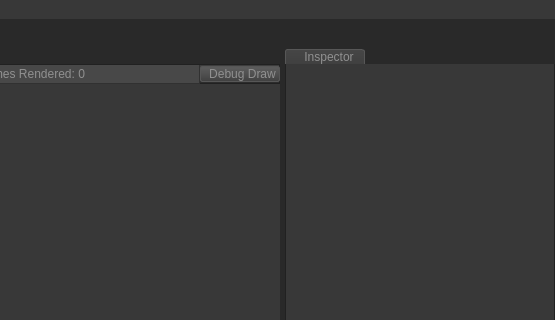
Above: Editor/editor.ui from PanosK92/SpartanEngine before the change; both pictures show x 811 to 1366 and y 0 to 320 of the 1366 by 768 pixel window. Below: the same form after it.
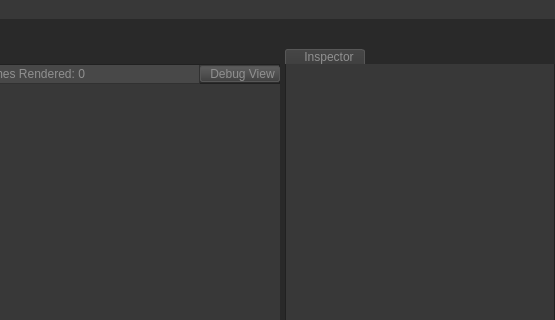
That is the form after the change. Icons and pictures are not drawn. Custom widgets are drawn as their Qt base class.

The edit to the form file:
```diff
--- a/Editor/editor.ui
+++ b/Editor/editor.ui
@@ -2189,7 +2189,7 @@
                          <string notr="true"/>
                         </property>
                         <property name="text">
-                         <string>Debug Draw</string>
+                         <string>Debug View</string>
                         </property>
                        </widget>
                       </item>
```
